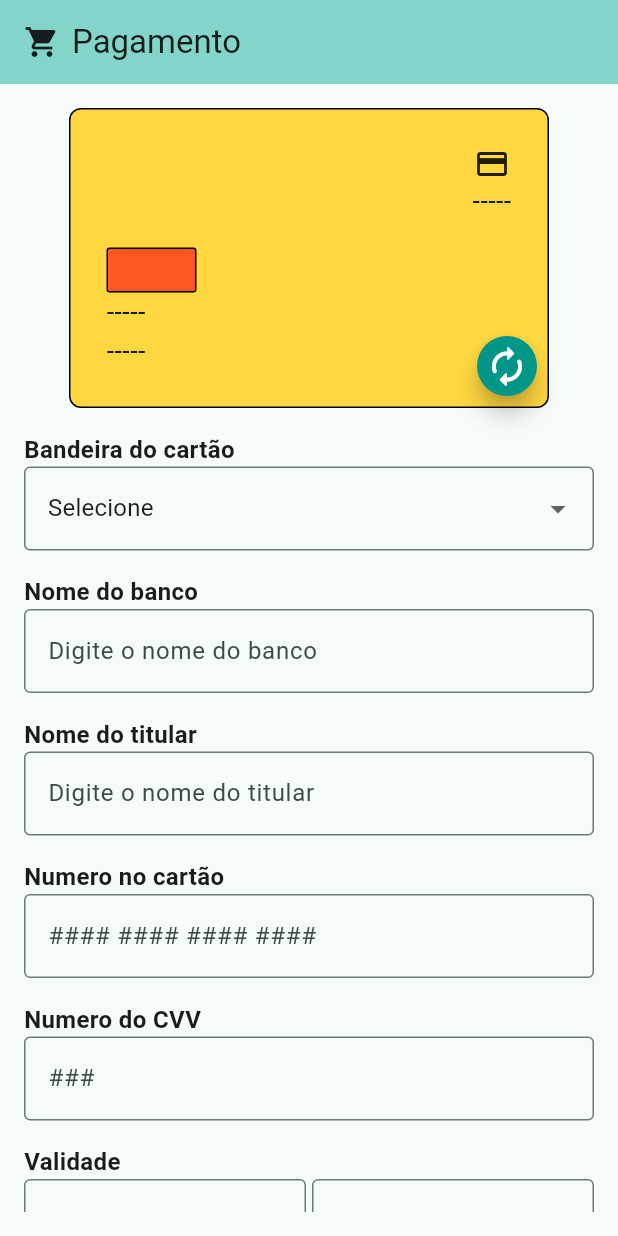
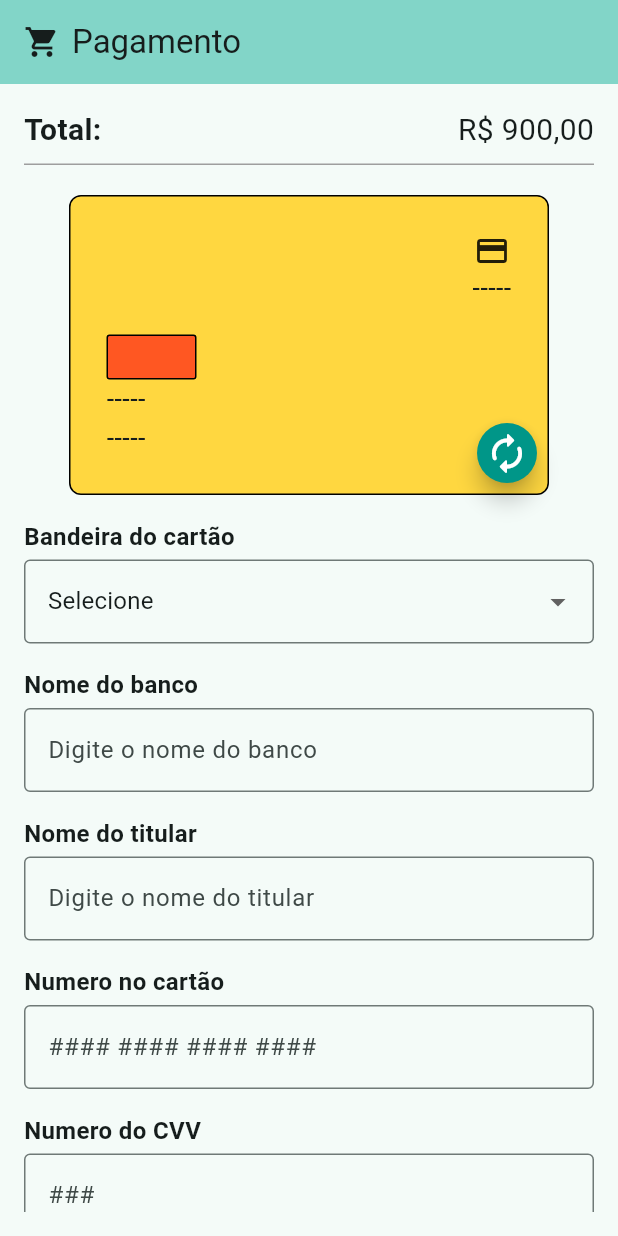
Before and after one commit to otaviohenrique1/app_compras, a Flutter app: the screen it shows after launch, on a phone screen of 412 x 824 dp. Run offline on Flutter 3.47's test engine with Material 2 defaults, Android fonts, the phone set to English and light mode, and no system bars; our stand-ins replace mask_text_input_formatter.

Commit message:
Commit 8

```diff
--- a/lib/components/label_campo.dart
+++ b/lib/components/label_campo.dart
@@ -25,11 +25,14 @@ class LabelCampo extends StatelessWidget {
                 (exibeTitulo == null || exibeTitulo == false) ? false : true,
             child: Align(
               alignment: Alignment.centerLeft,
-              child: Text(
-                (titulo == null) ? "" : titulo!,
-                style: const TextStyle(
-                  fontSize: 16,
-                  fontWeight: FontWeight.w600,
+              child: Padding(
+                padding: const EdgeInsets.only(bottom: 4),
+                child: Text(
+                  (titulo == null) ? "" : titulo!,
+                  style: const TextStyle(
+                    fontSize: 16,
+                    fontWeight: FontWeight.w600,
+                  ),
                 ),
               ),
             ),
--- a/lib/pages/homepage.dart
+++ b/lib/pages/homepage.dart
@@ -1,3 +1,4 @@
+import 'package:app_compras/utils/formatadores.dart';
 import 'package:flutter/material.dart';
 // import 'package:flutter/services.dart';
 import 'package:app_compras/components/botao.dart';
@@ -9,16 +10,6 @@ import 'package:app_compras/components/select.dart';
 import 'package:mask_text_input_formatter/mask_text_input_formatter.dart';
 
 num valorTotalCompra = 900;
-
-List<String> divideValorTotalEmParcelas(
-    num valorTotal, int quantidadeParcelas) {
-  List<String> resultado = List.generate(quantidadeParcelas, (index) {
-    var parcela = index + 1;
-    var valor = (valorTotal / parcela).toStringAsFixed(2);
-    return "$parcela x R\$ $valor (Sem juros)";
-  });
-  return ["Preço à vista"] + resultado;
-}
 
 class Homepage extends StatefulWidget {
   const Homepage({super.key});
@@ -89,8 +80,38 @@ class _HomepageState extends State<Homepage> {
           key: formKey,
           child: ListView(
             children: <Widget>[
+              Container(
+                decoration: const BoxDecoration(
+                  border: Border(
+                    bottom: BorderSide(
+                      color: Colors.grey,
+                      style: BorderStyle.solid,
+                      width: 1,
+                    ),
+                  ),
+                ),
+                child: Padding(
+                  padding: const EdgeInsets.only(bottom: 8),
+                  child: Row(
+                    mainAxisAlignment: MainAxisAlignment.spaceBetween,
+                    children: [
+                      const Text(
+                        "Total: ",
+                        style: TextStyle(
+                          fontSize: 20,
+                          fontWeight: FontWeight.w600,
+                        ),
+                      ),
+                      Text(
+                        "R\$ ${formatadorMonetario(valorTotalCompra)}",
+                        style: const TextStyle(fontSize: 20),
+                      ),
+                    ],
+                  ),
+                ),
+              ),
               Padding(
-                padding: const EdgeInsets.only(bottom: 16),
+                padding: const EdgeInsets.only(bottom: 16, top: 20),
                 child: CartaoCredito(
                   bandeiraCartaoCredito: _bandeiraCartaoCredito,
                   nomeBanco: _nomeBanco,
@@ -270,7 +291,6 @@ class _HomepageState extends State<Homepage> {
                 fontSize: 20,
                 onPressed: () {
                   if (formKey.currentState!.validate()) {
-                    // print("Inicio");
                     setState(() {
                       _nomeBanco = nomeBancoController.text;
                       _nomeTitular = nomeTitularController.text;
@@ -280,23 +300,6 @@ class _HomepageState extends State<Homepage> {
                       _validadeMes = dropdownValueValidadeMeses;
                       _validadeAno = dropdownValueValidadeAnos;
                     });
-                    // print(
-                    //     "nomeBancoController.text => ${nomeBancoController.text}");
-                    // print("_nomeBanco => $_nomeBanco");
-                    // print("Fim");
-                    // print(_nomeTitular);
-                    // print(bandeiraCartaoCredito);
-                    // print(_numeroCartao);
-                    // print(_numeroCartaoCVV);
-                    // ScaffoldMessenger.of(context).showSnackBar(
-                    //   const SnackBar(
-                    //     content: Text(
-                    //       "Produto editado com sucesso!",
-                    //       style: TextStyle(fontSize: 16),
-                    //     ),
-                    //     showCloseIcon: true,
-                    //   ),
-                    // );
                   }
                 },
               ),
@@ -315,3 +318,13 @@ class _HomepageState extends State<Homepage> {
     );
   }
 }
+
+List<String> divideValorTotalEmParcelas(
+    num valorTotal, int quantidadeParcelas) {
+  List<String> resultado = List.generate(quantidadeParcelas, (index) {
+    var parcela = index + 1;
+    var valor = (valorTotal / parcela).toStringAsFixed(2);
+    return "$parcela x R\$ $valor (Sem juros)";
+  });
+  return ["Preço à vista"] + resultado;
+}
--- /dev/null
+++ b/lib/utils/formatadores.dart
@@ -0,0 +1,3 @@
+String formatadorMonetario(num valor) {
+  return valor.toStringAsFixed(2).replaceAll(".", ",");
+}
```
